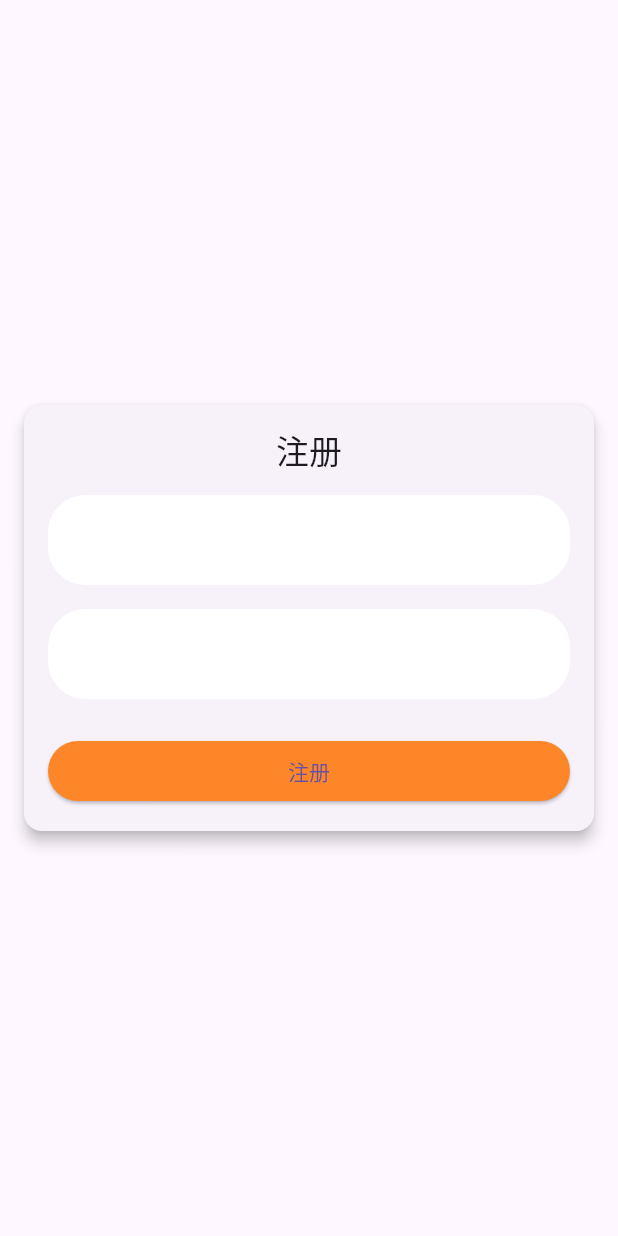
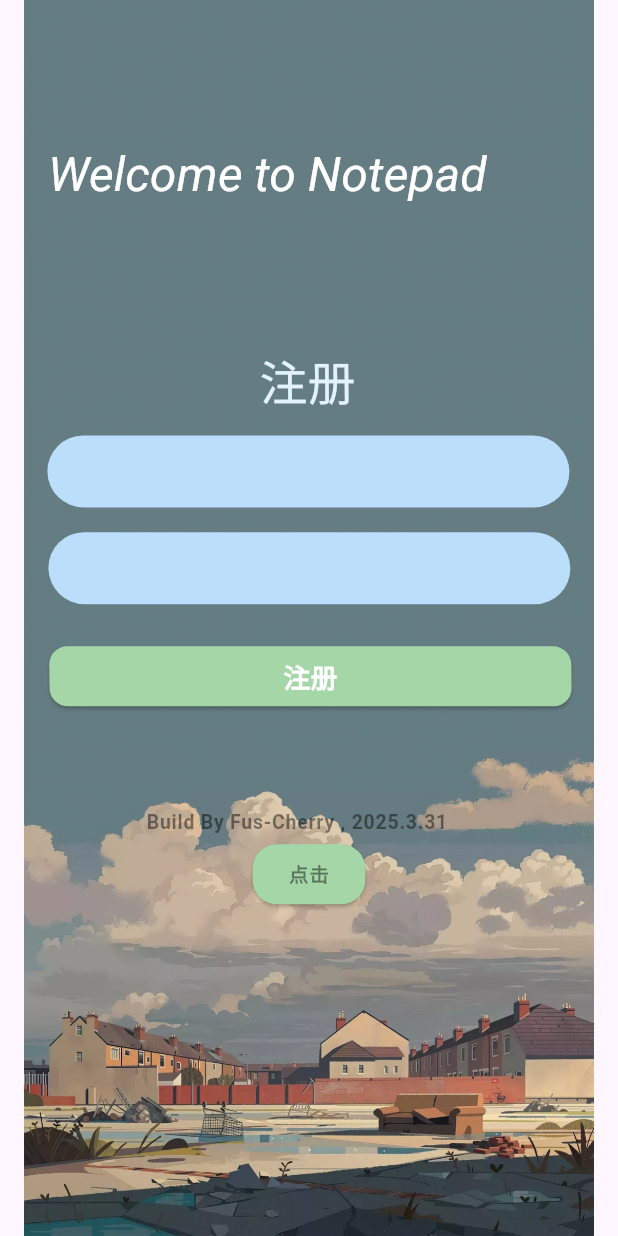
Before and after one commit to fus-cherry/recipe, a Flutter app: the screen it shows after launch, after a tap on "登录", on a phone screen of 412 x 824 dp. Run offline on Flutter 3.47's test engine with Material 3 defaults, Android fonts, the phone set to English and light mode, and no system bars; our stand-ins replace badges, bloc, cached_network_image, equatable, flutter_bloc, flutter_hooks and 2 more; network calls fail.

Commit message:
登录界面

```diff
--- /dev/null
+++ b/devtools_options.yaml
@@ -0,0 +1,3 @@
+description: This file stores settings for Dart & Flutter DevTools.
+documentation: https://docs.flutter.dev/tools/devtools/extensions#configure-extension-enablement-states
+extensions:
--- a/lib/animations/flip_animation.dart
+++ b/lib/animations/flip_animation.dart
@@ -41,7 +41,8 @@ class _FlipAnimationState extends State<FlipAnimation> {
           return Transform(
             alignment: Alignment.center,
             transform: Matrix4.identity()
-              ..rotateY(widget.animationController.value * pi),
+              ..rotateY(widget.animationController.value * pi)
+              ..setEntry(0, 1, 0.01),
             child: widget.animationController.value < 0.5
                 ? widget.loginChild // 前半段显示前面的卡片
                 : Transform(
--- a/lib/components/text_input.dart
+++ b/lib/components/text_input.dart
@@ -22,11 +22,21 @@ class _TextInputComponentsState extends State<TextInputComponents> {
   @override
   Widget build(BuildContext context) {
     return Container(
-      // padding: EdgeInsets.symmetric(horizontal: 12, vertical: 8),
       decoration: BoxDecoration(
-        borderRadius: BorderRadius.all(Radius.circular(12)),
+        borderRadius: BorderRadius.all(
+          Radius.circular(12),
+        ),
       ),
       child: TextFormField(
+        decoration: InputDecoration(
+          fillColor: Colors.blue.shade100,
+          hintText: widget.hintText,
+          border: OutlineInputBorder(
+            borderRadius: BorderRadius.all(Radius.circular(12)),
+          ),
+          contentPadding: const EdgeInsets.all(12),
+          filled: true,
+        ),
         cursorRadius: Radius.circular(0),
         controller: widget.controller,
         onChanged: (value) {
--- a/lib/main.dart
+++ b/lib/main.dart
@@ -10,7 +10,6 @@ import 'package:notepad/data/repository/repository.dart';
 import 'package:notepad/page/login/login_screen.dart';
 
 void main() {
-  WidgetsFlutterBinding.ensureInitialized();
   SystemUiOverlayStyle systemUiOverlayStyle = const SystemUiOverlayStyle(
     statusBarColor: Colors.white,
     statusBarBrightness: Brightness.dark,
--- a/lib/page/login/login_screen.dart
+++ b/lib/page/login/login_screen.dart
@@ -1,7 +1,9 @@
 import 'package:flutter/material.dart';
 import 'package:notepad/animations/flip_animation.dart';
+import 'package:notepad/components/show_dialog.dart';
 import 'package:notepad/page/login/widget/signin_child.dart';
 import 'package:notepad/page/login/widget/login_child.dart';
+import 'package:notepad/utils/extension.dart';
 
 class LoginScreen extends StatefulWidget {
   const LoginScreen({super.key});
@@ -24,9 +26,32 @@ class _LoginScreenState extends State<LoginScreen>
   @override
   Widget build(BuildContext context) {
     return Material(
-        child: Align(
-      alignment: Alignment.center,
-      // child: FrontChild(animationController: _animationController)
+      child: Container(
+        padding: EdgeInsets.symmetric(vertical: 48.0, horizontal: 16.0),
+        decoration: BoxDecoration(
+            image: DecorationImage(
+          image: AssetImage("assets/images/login_background.png"),
+        )),
+        child: Column(
+          mainAxisAlignment: MainAxisAlignment.start,
+          crossAxisAlignment: CrossAxisAlignment.start,
+          children: [
+            Align(
+              alignment: Alignment.topLeft,
+              child: Padding(
+                padding: const EdgeInsets.only(top: 48.0, left: 16.0),
+                child: Text(
+                  "Welcome to Notepad",
+                  style: Theme.of(context).textTheme.headlineLarge!.copyWith(
+                        fontStyle: FontStyle.italic,
+                        color: Colors.white,
+                      ),
+                ).fadeAnimation(0.2),
+              ),
+            ),
+            Padding(
+              padding: EdgeInsets.only(
+                  top: MediaQuery.of(context).size.height * 0.1),
               child: FlipAnimation(
                 animationController: _animationController,
                 loginChild: FrontChild(
@@ -36,6 +61,52 @@ class _LoginScreenState extends State<LoginScreen>
                   animationController: _animationController,
                 ),
               ),
-    ));
+            ),
+            _buildStatement(context),
+            _buildButton(context),
+          ],
+        ),
+      ),
+    );
+  }
+
+  Widget _buildStatement(BuildContext context) {
+    return Align(
+      alignment: Alignment.center,
+      child: Padding(
+        padding: const EdgeInsets.only(top: 48.0, right: 16.0),
+        child: Text(
+          "Build By Fus-Cherry , 2025.3.31",
+          style: Theme.of(context).textTheme.bodyLarge,
+        ).fadeAnimation(0.2),
+      ),
+    );
   }
 }
+
+Widget _buildButton(BuildContext context) {
+  return Align(
+    alignment: Alignment.center,
+    child: ElevatedButton(
+      style: ButtonStyle(
+        backgroundColor: WidgetStateProperty.all<Color>(Colors.green.shade200),
+        shape: WidgetStateProperty.all<RoundedRectangleBorder>(
+          RoundedRectangleBorder(
+            borderRadius: BorderRadius.circular(16.0),
+          ),
+        ),
+      ),
+      onPressed: () {
+        ConfirmDialogComponent().showDialogComponent(context,
+            title: "提示",
+            content: "是否退出登录",
+            confirmText: "确认",
+            cancelText: "取消");
+      },
+      child: Text(
+        "点击",
+        style: Theme.of(context).textTheme.bodyLarge,
+      ).fadeAnimation(0.2),
+    ),
+  );
+}
--- a/lib/page/login/widget/login_child.dart
+++ b/lib/page/login/widget/login_child.dart
@@ -19,13 +19,7 @@ class _FrontChildState extends State<FrontChild> {
 
   @override
   Widget build(BuildContext context) {
-    return Card(
-      margin: EdgeInsets.all(16.0),
-      elevation: 4.0,
-      shape: RoundedRectangleBorder(
-        borderRadius: BorderRadius.circular(12.0),
-      ),
-      child: Padding(
+    return Padding(
       padding: const EdgeInsets.all(16.0),
       child: Column(
         mainAxisSize: MainAxisSize.min,
@@ -33,26 +27,43 @@ class _FrontChildState extends State<FrontChild> {
         children: [
           Text(
             '登录',
-              style: Theme.of(context).textTheme.titleLarge,
+            style: Theme.of(context)
+                .textTheme
+                .headlineLarge!
+                .copyWith(color: Colors.blue.shade50),
             textAlign: TextAlign.center,
           ),
           SizedBox(height: 16.0),
           TextInputComponents(
             controller: _usernameController,
           ),
-            SizedBox(height: 16.0),
+          SizedBox(height: MediaQuery.of(context).size.height * 0.02),
           TextInputComponents(
             controller: _passwordController,
           ),
           SizedBox(height: 24.0),
           ElevatedButton(
+            style: ButtonStyle(
+              backgroundColor:
+                  WidgetStateProperty.all<Color>(Colors.green.shade200),
+              shape: WidgetStateProperty.all<RoundedRectangleBorder>(
+                RoundedRectangleBorder(
+                  borderRadius: BorderRadius.circular(12.0),
+                ),
+              ),
+            ),
             onPressed: () {
               widget.animationController.forward();
             },
-              child: Text('登录'),
+            child: Text(
+              '登录',
+              style: Theme.of(context)
+                  .textTheme
+                  .displaySmall
+                  ?.copyWith(color: Colors.white, fontSize: 18),
+            ),
           ),
         ],
-        ),
       ),
     );
   }
--- a/lib/page/login/widget/signin_child.dart
+++ b/lib/page/login/widget/signin_child.dart
@@ -19,13 +19,7 @@ class _BackChildState extends State<BackChild> {
 
   @override
   Widget build(BuildContext context) {
-    return Card(
-      margin: EdgeInsets.all(16.0),
-      elevation: 4.0,
-      shape: RoundedRectangleBorder(
-        borderRadius: BorderRadius.circular(12.0),
-      ),
-      child: Padding(
+    return Padding(
       padding: const EdgeInsets.all(16.0),
       child: Column(
         mainAxisSize: MainAxisSize.min,
@@ -33,26 +27,43 @@ class _BackChildState extends State<BackChild> {
         children: [
           Text(
             '注册',
-              style: Theme.of(context).textTheme.titleLarge,
+            style: Theme.of(context)
+                .textTheme
+                .headlineLarge!
+                .copyWith(color: Colors.blue.shade50),
             textAlign: TextAlign.center,
           ),
           SizedBox(height: 16.0),
           TextInputComponents(
             controller: _usernameController,
           ),
-            SizedBox(height: 16.0),
+          SizedBox(height: MediaQuery.of(context).size.height * 0.02),
           TextInputComponents(
             controller: _passwordController,
           ),
           SizedBox(height: 24.0),
           ElevatedButton(
+            style: ButtonStyle(
+              backgroundColor:
+                  WidgetStateProperty.all<Color>(Colors.green.shade200),
+              shape: WidgetStateProperty.all<RoundedRectangleBorder>(
+                RoundedRectangleBorder(
+                  borderRadius: BorderRadius.circular(12.0),
+                ),
+              ),
+            ),
             onPressed: () {
               widget.animationController.reverse();
             },
-              child: Text('注册'),
+            child: Text(
+              '注册',
+              style: Theme.of(context)
+                  .textTheme
+                  .displaySmall
+                  ?.copyWith(color: Colors.white, fontSize: 18),
+            ),
           ),
         ],
-        ),
       ),
     );
   }
```
Also changed, not shown: lib/components/show_dialog.dart (added, +36 -0 lines), lib/data/model/user_info.dart (added, +21 -0 lines), lib/gen/assets.gen.dart (added, +178 -0 lines), lib/gen/fonts.gen.dart (added, +15 -0 lines), pubspec.yaml (+14 -3 lines), assets/images/login_background.png (added), lib/data/model/user_info.g.dart (added), pubspec.lock. Lines whose indentation alone changed are shown as unchanged.
